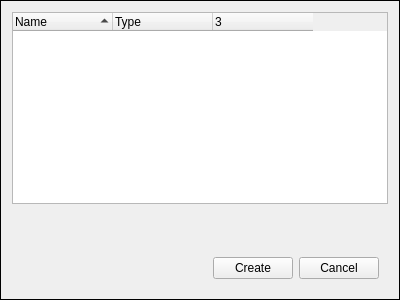
The window that baramFlow/view/results/visual_reports/control_panel.ui (nextfoam/baram) describes before a commit, drawn with Qt 5.
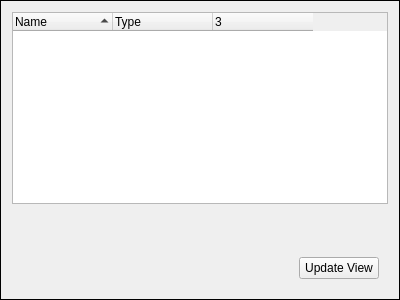
The same window after the commit.

```diff
--- a/baramFlow/view/results/visual_reports/control_panel.ui
+++ b/baramFlow/view/results/visual_reports/control_panel.ui
@@ -92,14 +92,7 @@
       <item>
        <widget class="QPushButton" name="pushButton_2">
         <property name="text">
-         <string>Create</string>
-        </property>
-       </widget>
-      </item>
-      <item>
-       <widget class="QPushButton" name="pushButton_3">
-        <property name="text">
-         <string>Cancel</string>
+         <string>Update View</string>
         </property>
        </widget>
       </item>
```
Left out of the diff: 2 changed lines with no effect on the pictures.
